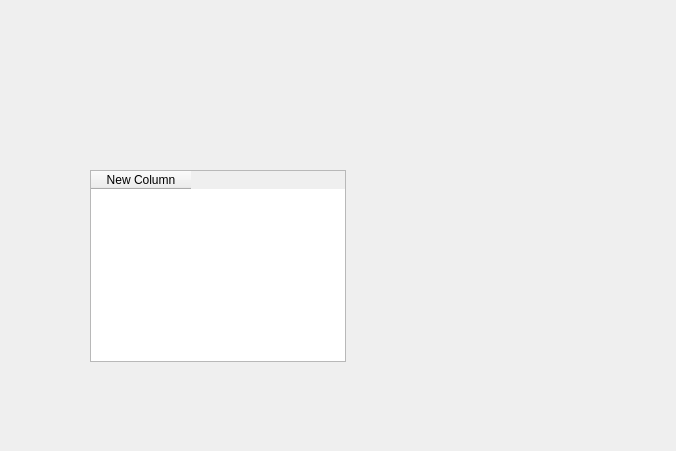
Before: the Qt Designer form Assignment2/C++/graphics/welcome/fileaccess.ui in faranahmad/COP290, drawn with Qt 5.
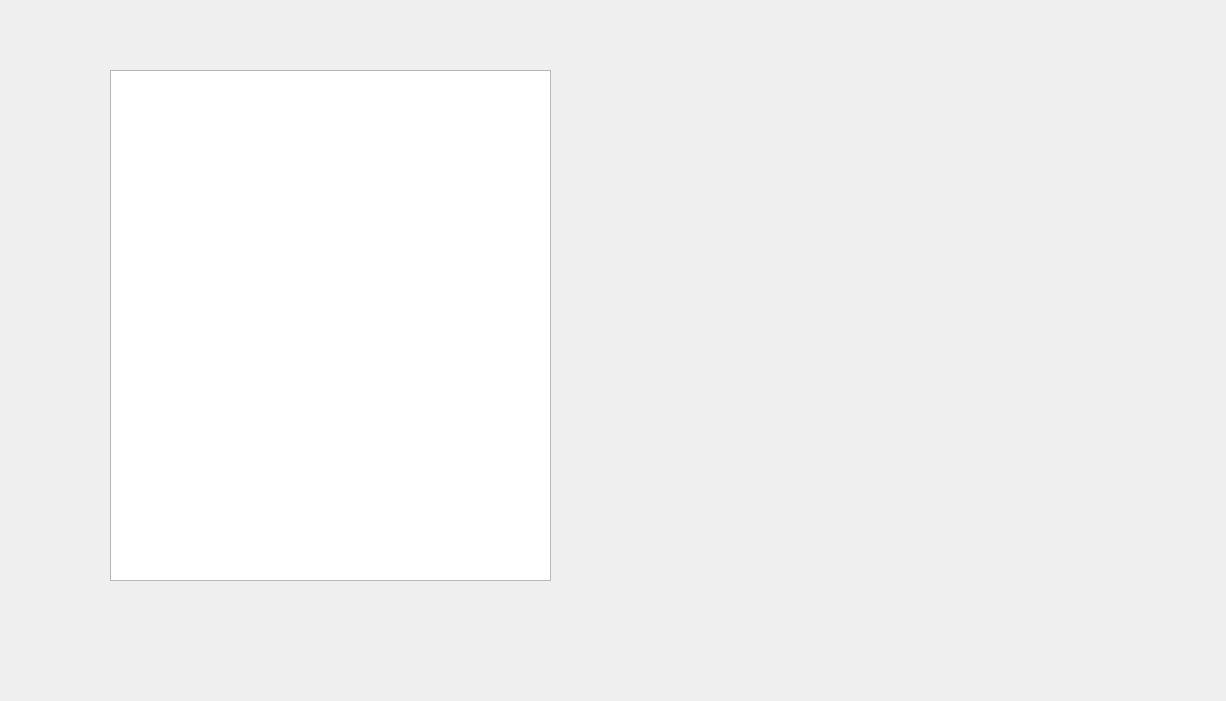
After: the same form once the commit is applied.

Diff of the .ui file:
```diff
--- a/Assignment2/C++/graphics/welcome/fileaccess.ui
+++ b/Assignment2/C++/graphics/welcome/fileaccess.ui
@@ -6,27 +6,22 @@
    <rect>
     <x>0</x>
     <y>0</y>
-    <width>676</width>
-    <height>451</height>
+    <width>1226</width>
+    <height>701</height>
    </rect>
   </property>
   <property name="windowTitle">
    <string>Dialog</string>
   </property>
-  <widget class="QTableWidget" name="tableWidget_2">
+  <widget class="QTreeView" name="listoffiles">
    <property name="geometry">
     <rect>
-     <x>90</x>
-     <y>170</y>
-     <width>256</width>
-     <height>192</height>
+     <x>110</x>
+     <y>70</y>
+     <width>441</width>
+     <height>511</height>
     </rect>
    </property>
-   <column>
-    <property name="text">
-     <string>New Column</string>
-    </property>
-   </column>
   </widget>
  </widget>
  <resources/>
```
